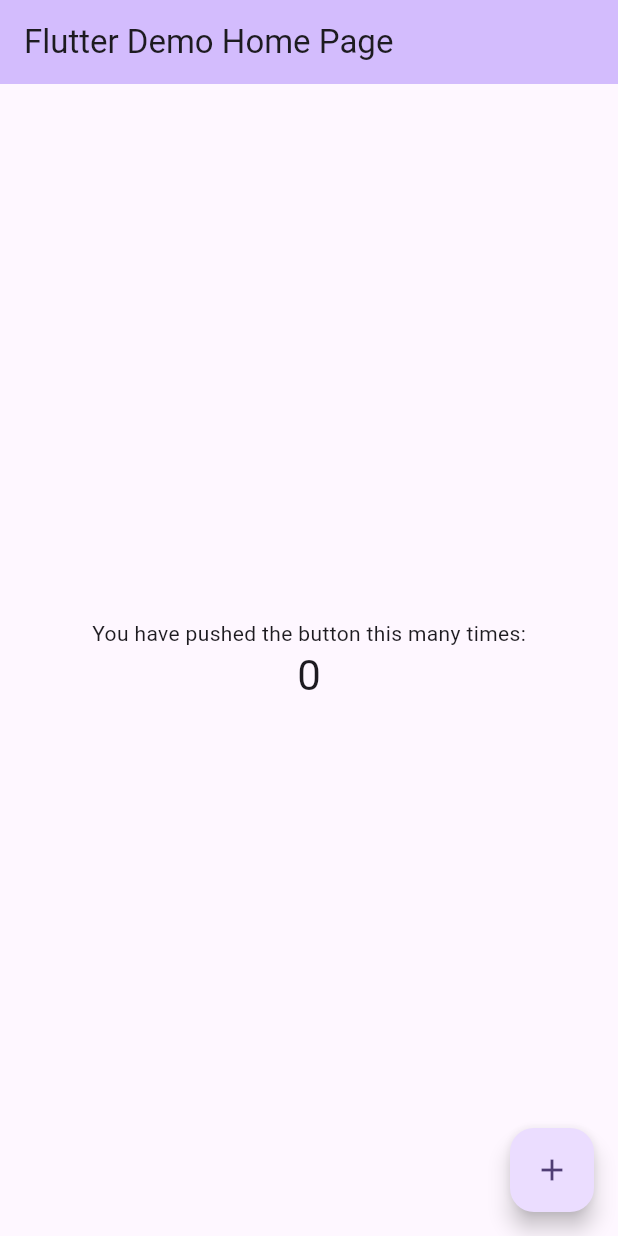
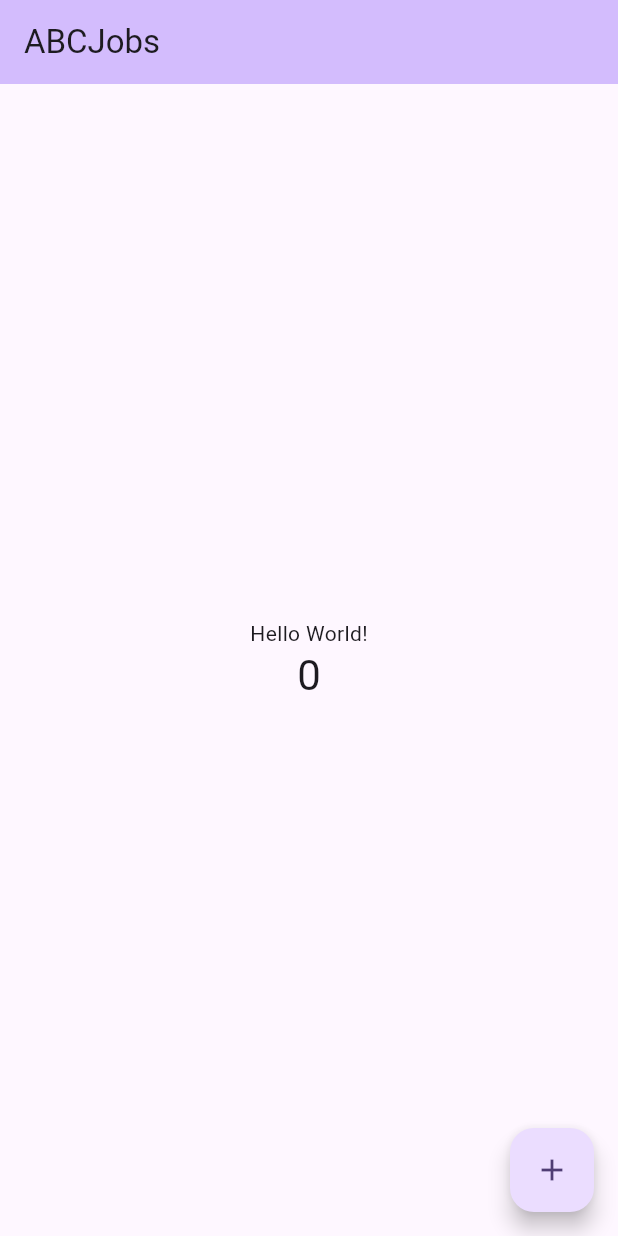
Before and after one commit to s-rojash/MISW-Proyecto_Final_01-Grupo_30_Movil, a Flutter app: the screen it shows after launch, on a phone screen of 412 x 824 dp. Run offline on Flutter 3.47's test engine with Material 2 defaults, Android fonts, the phone set to English and light mode, and no system bars; generated files the repository leaves out were written again.

Commit message:
Se agrega soporte de internacionalización para Inglés y Español

```diff
--- /dev/null
+++ b/l10n.yaml
@@ -0,0 +1,3 @@
+arb-dir: lib/l10n
+template-arb-file: app_en.arb
+output-localization-file: app_localizations.dart
--- /dev/null
+++ b/lib/l10n/app_en.arb
@@ -0,0 +1,6 @@
+{
+  "helloWorld": "Hello World!",
+  "@helloWorld": {
+    "description": "The conventional newborn programmer greeting"
+  }
+}
--- /dev/null
+++ b/lib/l10n/app_es.arb
@@ -0,0 +1,3 @@
+{
+    "helloWorld": "¡Hola Mundo!"
+}
--- a/lib/main.dart
+++ b/lib/main.dart
@@ -1,4 +1,6 @@
 import 'package:flutter/material.dart';
+import 'package:flutter_gen/gen_l10n/app_localizations.dart';
+import 'package:flutter_localizations/flutter_localizations.dart';
 
 void main() {
   runApp(const MyApp());
@@ -11,7 +13,9 @@ class MyApp extends StatelessWidget {
   @override
   Widget build(BuildContext context) {
     return MaterialApp(
-      title: 'Flutter Demo',
+      title: 'ABCJobs',
+      localizationsDelegates: AppLocalizations.localizationsDelegates,
+      supportedLocales: AppLocalizations.supportedLocales,
       theme: ThemeData(
         // This is the theme of your application.
         //
@@ -31,7 +35,7 @@ class MyApp extends StatelessWidget {
         colorScheme: ColorScheme.fromSeed(seedColor: Colors.deepPurple),
         useMaterial3: true,
       ),
-      home: const MyHomePage(title: 'Flutter Demo Home Page'),
+      home: MyHomePage(title: 'ABCJobs'),
     );
   }
 }
@@ -105,9 +109,7 @@ class _MyHomePageState extends State<MyHomePage> {
           // wireframe for each widget.
           mainAxisAlignment: MainAxisAlignment.center,
           children: <Widget>[
-            const Text(
-              'You have pushed the button this many times:',
-            ),
+            Text(AppLocalizations.of(context)!.helloWorld,),
             Text(
               '$_counter',
               style: Theme.of(context).textTheme.headlineMedium,
--- a/pubspec.yaml
+++ b/pubspec.yaml
@@ -35,6 +35,9 @@ dependencies:
   # The following adds the Cupertino Icons font to your application.
   # Use with the CupertinoIcons class for iOS style icons.
   cupertino_icons: ^1.0.2
+  flutter_localizations:
+    sdk: flutter
+  intl: any
 
 dev_dependencies:
   flutter_test:
@@ -57,7 +60,7 @@ flutter:
   # included with your application, so that you can use the icons in
   # the material Icons class.
   uses-material-design: true
-
+  generate: true
   # To add assets to your application, add an assets section, like this:
   # assets:
   #   - images/a_dot_burr.jpeg
```
Also changed, not shown: pubspec.lock, 1 other file.
